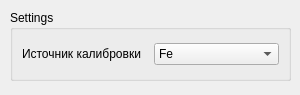
Qt form ui/CalibrationSettingsUIDesign.ui (AVSidorov/FT2SXR) before a commit.
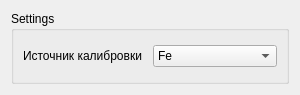
The same form after that commit.

Commit message: sizePolicy changed, widgets has adjustable size

Patch:
```diff
--- a/ui/CalibrationSettingsUIDesign.ui
+++ b/ui/CalibrationSettingsUIDesign.ui
@@ -10,18 +10,27 @@
     <height>95</height>
    </rect>
   </property>
+  <property name="sizePolicy">
+   <sizepolicy hsizetype="Preferred" vsizetype="Preferred">
+    <horstretch>0</horstretch>
+    <verstretch>0</verstretch>
+   </sizepolicy>
+  </property>
+  <property name="minimumSize">
+   <size>
+    <width>250</width>
+    <height>80</height>
+   </size>
+  </property>
   <property name="windowTitle">
    <string>Calibration settings</string>
   </property>
+  <layout class="QVBoxLayout" name="verticalLayout">
+   <property name="sizeConstraint">
+    <enum>QLayout::SetMaximumSize</enum>
+   </property>
+   <item>
   <widget class="QGroupBox" name="groupBox">
-   <property name="geometry">
-    <rect>
-     <x>10</x>
-     <y>10</y>
-     <width>281</width>
-     <height>71</height>
-    </rect>
-   </property>
    <property name="title">
     <string>Settings</string>
    </property>
@@ -54,6 +63,8 @@
     </item>
    </layout>
   </widget>
+   </item>
+  </layout>
  </widget>
  <resources/>
  <connections/>
```
Lines whose indentation alone changed are shown as unchanged. The commit also changes 32 other files.
